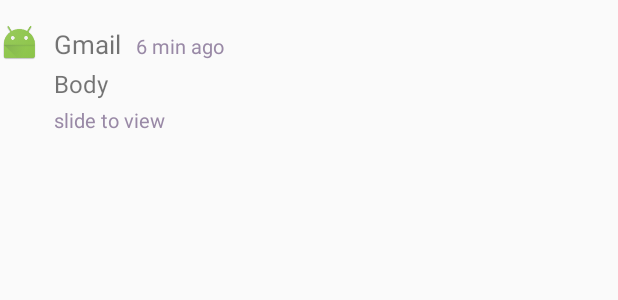
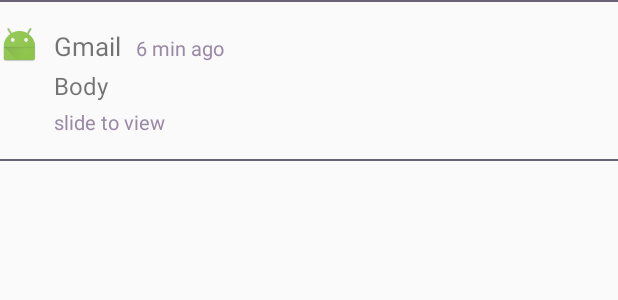
Before and after one commit to orshahar/locker, an Android app: the layout notification_item.xml on its own in the app's theme, with its tools: preview values and no code run, on a phone screen of 412 x 824 dp. Shown: the top 300 px of the screen. Run offline under Robolectric (Android 15) with nearby library versions, the phone set to English and light mode, and no system bars.

Commit message:
Display top and bottom border in notification list's first and last items.

```diff
--- a/app/src/main/java/com/yorshahar/locker/fragment/LockerFragment.java
+++ b/app/src/main/java/com/yorshahar/locker/fragment/LockerFragment.java
@@ -140,7 +140,7 @@ public class LockerFragment extends Fragment {
                         }
 
                         if (tempPosition != ListView.INVALID_POSITION) {
-                            final View notificationItem = notificationsListView.getChildAt(tempPosition);
+                            final View notificationItem = notificationsListView.getChildAt(tempPosition).findViewById(R.id.contentView);
 
                             final boolean delete = slideLeft && x < -REL_SWIPE_MIN_DISTANCE;
 
@@ -189,7 +189,7 @@ public class LockerFragment extends Fragment {
                     }
                     case MotionEvent.ACTION_MOVE: {
                         if (tempPosition != ListView.INVALID_POSITION) {
-                            View itemView = notificationsListView.getChildAt(tempPosition);
+                            View itemView = notificationsListView.getChildAt(tempPosition).findViewById(R.id.contentView);
 
 
                             float newX = event.getRawX() + dX;
--- a/app/src/main/res/layout/fragment_locker.xml
+++ b/app/src/main/res/layout/fragment_locker.xml
@@ -51,8 +51,6 @@
         android:layout_alignParentStart="true"
         android:layout_below="@+id/dateTextView"
         android:layout_marginBottom="30dp"
-        android:layout_marginLeft="15dp"
-        android:layout_marginStart="15dp"
         android:layout_marginTop="30dp"
         android:divider="#6a6376"
         android:dividerHeight="1sp"
@@ -62,7 +60,8 @@
         android:overScrollFooter="#00000000"
         android:overScrollHeader="#00000000"
         android:overScrollMode="never"
-        android:scrollbars="none" />
+        android:scrollbars="none"
+        android:layout_marginLeft="15dp" />
 
     <ImageView
         android:id="@+id/phoneImageView"
--- a/app/src/main/res/layout/notification_item.xml
+++ b/app/src/main/res/layout/notification_item.xml
@@ -1,13 +1,23 @@
 <?xml version="1.0" encoding="utf-8"?>
 <RelativeLayout xmlns:android="http://schemas.android.com/apk/res/android"
     android:layout_width="match_parent"
+    android:layout_height="wrap_content">
+
+    <View
+        android:id="@+id/topBorder"
+        android:layout_width="match_parent"
+        android:layout_height="1dp"
+        android:layout_alignParentTop="true"
+        android:background="#6a6376" />
+
+    <RelativeLayout
+        android:id="@+id/contentView"
+        android:layout_width="match_parent"
         android:layout_height="wrap_content"
-    android:paddingBottom="15dp"
-    android:paddingEnd="15dp"
-    android:paddingLeft="0dp"
+        android:layout_below="@+id/topBorder"
+        android:paddingTop="15dp"
         android:paddingRight="15dp"
-    android:paddingStart="0dp"
-    android:paddingTop="15dp">
+        android:paddingBottom="15dp">
 
         <ImageView
             android:id="@+id/icon"
@@ -23,7 +33,6 @@
             android:id="@+id/source"
             android:layout_width="wrap_content"
             android:layout_height="wrap_content"
-        android:layout_alignParentBottom="false"
             android:layout_alignParentTop="true"
             android:layout_marginBottom="1dp"
             android:layout_marginLeft="10dp"
@@ -86,3 +95,14 @@
             android:textSize="13sp" />
 
     </RelativeLayout>
+
+    <View
+        android:id="@+id/bottomBorder"
+        android:layout_width="match_parent"
+        android:layout_height="1dp"
+        android:layout_alignParentBottom="false"
+        android:layout_below="@+id/contentView"
+        android:background="#6a6376" />
+
+
+</RelativeLayout>
```
Also changed, not shown: app/src/main/java/com/yorshahar/locker/fragment/NotificationListAdapter.java (+14 -0 lines). Lines whose indentation alone changed are shown as unchanged.
